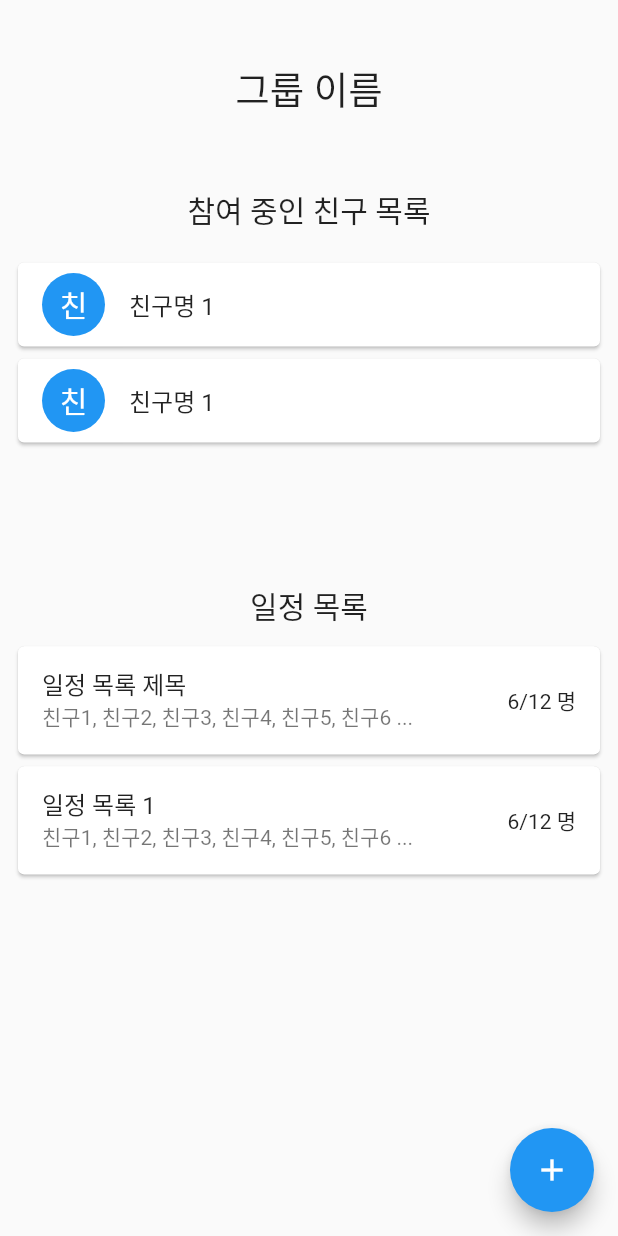
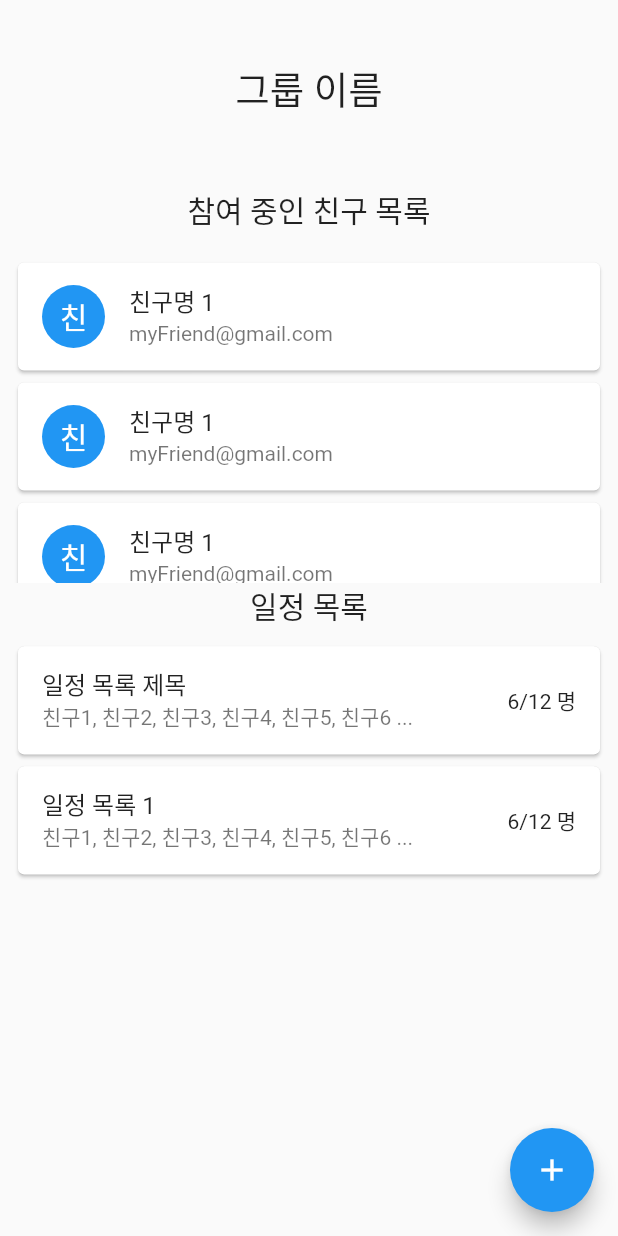
Before and after one commit to codemakim/when_are_we_gonna_meet, a Flutter app: the GroupDetailPage screen opened directly, on a phone screen of 412 x 824 dp. Run offline on Flutter 3.47's test engine with Material 2 defaults, Android fonts, the phone set to English and light mode, and no system bars; our stand-ins replace font_awesome_flutter.

Commit message:
여러 페이지에서 공통적으로 사용되는 회원 정보 리스트 아이템 위젯을 독립적인 클래스로 분리함.

```diff
--- a/lib/ui/screens/GroupDetailPage.dart
+++ b/lib/ui/screens/GroupDetailPage.dart
@@ -1,5 +1,6 @@
 import 'package:flutter/material.dart';
 import 'package:when_are_we_gonna_meet/common/ThemeInfo.dart';
+import 'package:when_are_we_gonna_meet/ui/widgets/UserListTile.dart';
 
 /// # GroupDetailPage.dart
 /// 그룹의 상세 정보를 표시하기 위한 화면입니다.
@@ -39,52 +40,13 @@ class GroupDetailPage extends StatelessWidget {
                   child: ListView(
                     padding: EdgeInsets.all(8.0),
                     children: <Widget>[
-
-                      /// 친구 목록 아이템
-                      Card(
-                        child: ListTile(
-                          title: Text('친구명 1'),
-                          leading: Container(
-                            width: 42.0,
-                            height: 42.0,
-                            alignment: Alignment.center,
-                            decoration: BoxDecoration(
-                              shape: BoxShape.circle,
-                              color: ThemeInfo().getThemeColor(),
-                            ),
-                            child: Text(
-                              '친',
-                              style: TextStyle(
-                                color: ThemeInfo().getThemeTextColor(),
-                                fontSize: 20.0,
-                              ),
-                            ),
-                          ),
-                        ),
-                      ),
-
-                      /// 친구 목록 아이템
-                      Card(
-                        child: ListTile(
-                          title: Text('친구명 1'),
-                          leading: Container(
-                            width: 42.0,
-                            height: 42.0,
-                            alignment: Alignment.center,
-                            decoration: BoxDecoration(
-                              shape: BoxShape.circle,
-                              color: ThemeInfo().getThemeColor(),
-                            ),
-                            child: Text(
-                              '친',
-                              style: TextStyle(
-                                color: ThemeInfo().getThemeTextColor(),
-                                fontSize: 20.0,
-                              ),
-                            ),
-                          ),
-                        ),
-                      ),
+                      UserListTile(),
+                      UserListTile(),
+                      UserListTile(),
+                      UserListTile(),
+                      UserListTile(),
+                      UserListTile(),
+                      UserListTile(),
                     ],
                   ),
                 ),
--- /dev/null
+++ b/lib/ui/widgets/UserListTile.dart
@@ -0,0 +1,42 @@
+import 'package:flutter/material.dart';
+import 'package:when_are_we_gonna_meet/common/ThemeInfo.dart';
+
+/// # UserListTile.dart
+/// 친구 목록 아이템
+///
+/// ## Author jhkim
+/// ## Date 2020.02.25
+class UserListTile extends StatelessWidget {
+  @override
+  Widget build(BuildContext context) {
+    return Card(
+      child: ListTile(
+        onTap: () {
+          print('taped item in user list');
+        },
+        title: Text(
+          '친구명 1',
+        ),
+        subtitle: Text(
+          'myFriend@gmail.com',
+        ),
+        leading: Container(
+          width: 42.0,
+          height: 42.0,
+          alignment: Alignment.center,
+          decoration: BoxDecoration(
+            shape: BoxShape.circle,
+            color: ThemeInfo().getThemeColor(),
+          ),
+          child: Text(
+            '친',
+            style: TextStyle(
+              color: ThemeInfo().getThemeTextColor(),
+              fontSize: 20.0,
+            ),
+          ),
+        ),
+      ),
+    );
+  }
+}
```
Also changed, not shown: lib/ui/screens/AddGroupPage.dart (+76 -66 lines).
